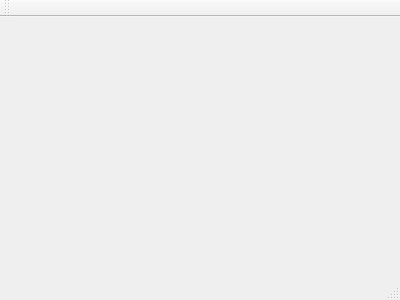
First picture: the form in mainwindow.ui, repository Audio/GUI-Extractor, before the edit.
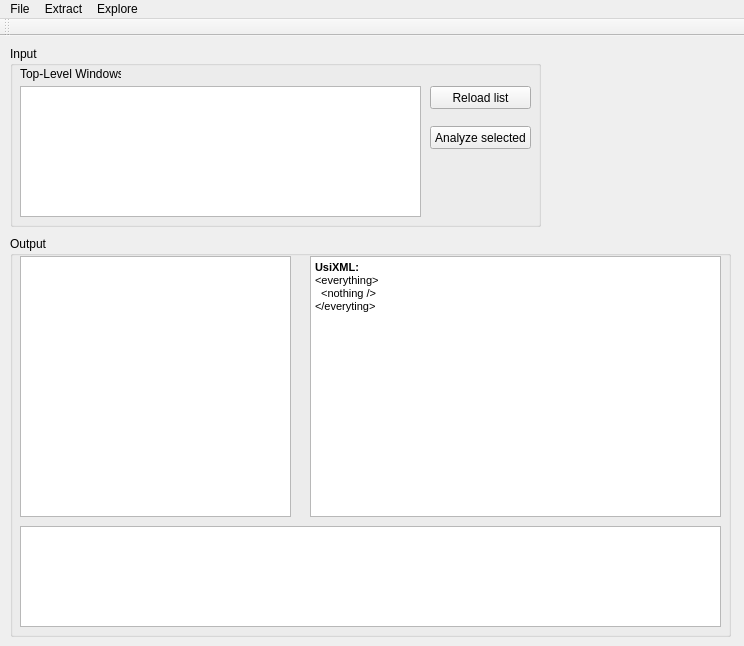
Second picture: the form after the edit.

Commit message: Application gets simple GUI. UI Automation is used for load titles of all top-level windows.

```diff
--- a/mainwindow.ui
+++ b/mainwindow.ui
@@ -1,24 +1,218 @@
 <ui version="4.0">
  <class>MainWindow</class>
- <widget class="QMainWindow" name="MainWindow" >
-  <property name="geometry" >
+ <widget class="QMainWindow" name="MainWindow">
+  <property name="geometry">
    <rect>
     <x>0</x>
     <y>0</y>
-    <width>400</width>
-    <height>300</height>
+    <width>744</width>
+    <height>646</height>
    </rect>
   </property>
   <property name="windowTitle" >
    <string>MainWindow</string>
   </property>
-  <widget class="QMenuBar" name="menuBar" />
-  <widget class="QToolBar" name="mainToolBar" />
-  <widget class="QWidget" name="centralWidget" />
-  <widget class="QStatusBar" name="statusBar" />
+  <property name="accessibleName">
+   <string/>
+  </property>
+  <widget class="QWidget" name="centralWidget">
+   <widget class="QTextEdit" name="exportArea">
+    <property name="geometry">
+     <rect>
+      <x>310</x>
+      <y>220</y>
+      <width>411</width>
+      <height>261</height>
+     </rect>
+    </property>
+    <property name="html">
+     <string>&lt;!DOCTYPE HTML PUBLIC &quot;-//W3C//DTD HTML 4.0//EN&quot; &quot;http://www.w3.org/TR/REC-html40/strict.dtd&quot;&gt;
+&lt;html&gt;&lt;head&gt;&lt;meta name=&quot;qrichtext&quot; content=&quot;1&quot; /&gt;&lt;style type=&quot;text/css&quot;&gt;
+p, li { white-space: pre-wrap; }
+&lt;/style&gt;&lt;/head&gt;&lt;body style=&quot; font-family:'MS Shell Dlg 2'; font-size:8.25pt; font-weight:400; font-style:normal;&quot;&gt;
+&lt;p style=&quot; margin-top:0px; margin-bottom:0px; margin-left:0px; margin-right:0px; -qt-block-indent:0; text-indent:0px;&quot;&gt;&lt;span style=&quot; font-size:8pt; font-weight:600;&quot;&gt;UsiXML:&lt;/span&gt;&lt;/p&gt;
+&lt;p style=&quot; margin-top:0px; margin-bottom:0px; margin-left:0px; margin-right:0px; -qt-block-indent:0; text-indent:0px;&quot;&gt;&lt;span style=&quot; font-size:8pt;&quot;&gt;&amp;lt;everything&amp;gt;&lt;/span&gt;&lt;/p&gt;
+&lt;p style=&quot; margin-top:0px; margin-bottom:0px; margin-left:0px; margin-right:0px; -qt-block-indent:0; text-indent:0px;&quot;&gt;&lt;span style=&quot; font-size:8pt;&quot;&gt;  &amp;lt;nothing /&amp;gt;&lt;/span&gt;&lt;/p&gt;
+&lt;p style=&quot; margin-top:0px; margin-bottom:0px; margin-left:0px; margin-right:0px; -qt-block-indent:0; text-indent:0px;&quot;&gt;&lt;span style=&quot; font-size:8pt;&quot;&gt;&amp;lt;/everyting&amp;gt;&lt;/span&gt;&lt;/p&gt;&lt;/body&gt;&lt;/html&gt;</string>
+    </property>
+   </widget>
+   <widget class="QPlainTextEdit" name="logArea">
+    <property name="geometry">
+     <rect>
+      <x>20</x>
+      <y>490</y>
+      <width>701</width>
+      <height>101</height>
+     </rect>
+    </property>
+   </widget>
+   <widget class="QGroupBox" name="groupBox">
+    <property name="geometry">
+     <rect>
+      <x>10</x>
+      <y>10</y>
+      <width>531</width>
+      <height>181</height>
+     </rect>
+    </property>
+    <property name="title">
+     <string>Input</string>
+    </property>
+    <widget class="QListWidget" name="listTopWindows">
+     <property name="geometry">
+      <rect>
+       <x>10</x>
+       <y>40</y>
+       <width>401</width>
+       <height>131</height>
+      </rect>
+     </property>
+    </widget>
+    <widget class="QLabel" name="label">
+     <property name="geometry">
+      <rect>
+       <x>10</x>
+       <y>20</y>
+       <width>101</width>
+       <height>16</height>
+      </rect>
+     </property>
+     <property name="text">
+      <string>Top-Level Windows</string>
+     </property>
+    </widget>
+    <widget class="QPushButton" name="buttonReload">
+     <property name="geometry">
+      <rect>
+       <x>420</x>
+       <y>40</y>
+       <width>101</width>
+       <height>23</height>
+      </rect>
+     </property>
+     <property name="text">
+      <string>Reload list</string>
+     </property>
+    </widget>
+    <widget class="QPushButton" name="buttonAnalyze">
+     <property name="geometry">
+      <rect>
+       <x>420</x>
+       <y>80</y>
+       <width>101</width>
+       <height>23</height>
+      </rect>
+     </property>
+     <property name="text">
+      <string>Analyze selected</string>
+     </property>
+    </widget>
+   </widget>
+   <widget class="QGroupBox" name="groupBox_2">
+    <property name="geometry">
+     <rect>
+      <x>10</x>
+      <y>200</y>
+      <width>721</width>
+      <height>401</height>
+     </rect>
+    </property>
+    <property name="title">
+     <string>Output</string>
+    </property>
+    <widget class="QTreeView" name="elementTree">
+     <property name="geometry">
+      <rect>
+       <x>10</x>
+       <y>20</y>
+       <width>271</width>
+       <height>261</height>
+      </rect>
+     </property>
+    </widget>
+   </widget>
+   <zorder>groupBox_2</zorder>
+   <zorder>exportArea</zorder>
+   <zorder>logArea</zorder>
+   <zorder>groupBox</zorder>
+  </widget>
+  <widget class="QMenuBar" name="menuBar">
+   <property name="geometry">
+    <rect>
+     <x>0</x>
+     <y>0</y>
+     <width>744</width>
+     <height>21</height>
+    </rect>
+   </property>
+   <widget class="QMenu" name="menuApplication">
+    <property name="title">
+     <string>File</string>
+    </property>
+    <addaction name="actionQuit"/>
+   </widget>
+   <widget class="QMenu" name="menuExtract">
+    <property name="title">
+     <string>Extract</string>
+    </property>
+    <addaction name="actionChooseProgram"/>
+   </widget>
+   <widget class="QMenu" name="menuExplore">
+    <property name="title">
+     <string>Explore</string>
+    </property>
+    <addaction name="actionElementCursor"/>
+    <addaction name="actionElementFocus"/>
+   </widget>
+   <addaction name="menuApplication"/>
+   <addaction name="menuExtract"/>
+   <addaction name="menuExplore"/>
+  </widget>
+  <widget class="QToolBar" name="mainToolBar">
+   <attribute name="toolBarArea">
+    <enum>TopToolBarArea</enum>
+   </attribute>
+   <attribute name="toolBarBreak">
+    <bool>false</bool>
+   </attribute>
+  </widget>
+  <action name="actionQuit">
+   <property name="text">
+    <string>Quit</string>
+   </property>
+   <property name="shortcut">
+    <string>Ctrl+Q</string>
+   </property>
+  </action>
+  <action name="actionChooseProgram">
+   <property name="enabled">
+    <bool>false</bool>
+   </property>
+   <property name="text">
+    <string>Choose program...</string>
+   </property>
+   <property name="shortcut">
+    <string>Ctrl+R</string>
+   </property>
+  </action>
+  <action name="actionElementCursor">
+   <property name="text">
+    <string>Element under the cursor</string>
+   </property>
+   <property name="shortcut">
+    <string>Ctrl+D</string>
+   </property>
+  </action>
+  <action name="actionElementFocus">
+   <property name="text">
+    <string>Focused element</string>
+   </property>
+   <property name="shortcut">
+    <string>Ctrl+F</string>
+   </property>
+  </action>
  </widget>
- <layoutDefault spacing="6" margin="11" />
- <pixmapfunction></pixmapfunction>
+ <layoutdefault spacing="6" margin="11"/>
  <resources/>
  <connections/>
 </ui>
```
Left out of the diff: 5 changed lines with no effect on the pictures. The commit also changes 9 other files.
